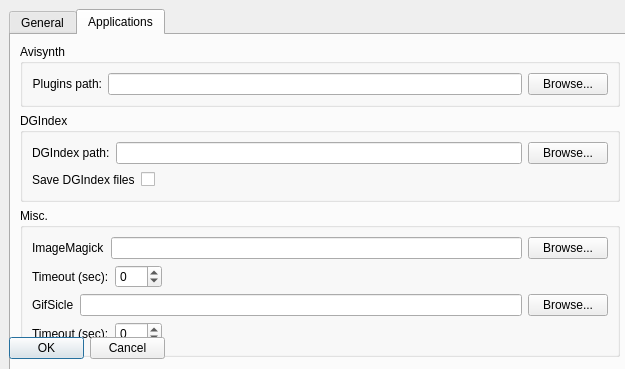
Qt form configdialog.ui (labyrinthofdreams/screenpicker) before a commit.
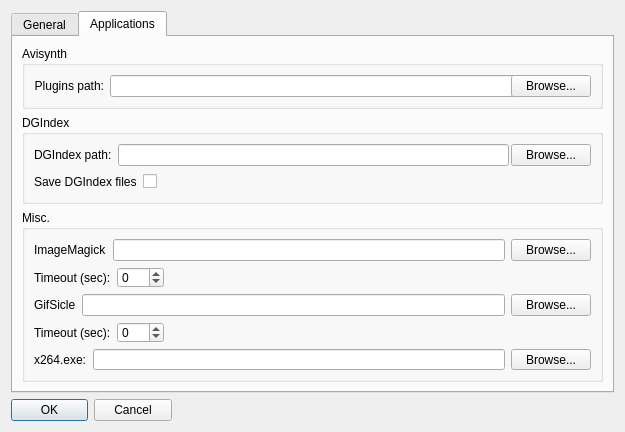
The same form after that commit. The open tabs and pages were chosen to show the change.

The edit to the form file:
```diff
--- a/configdialog.ui
+++ b/configdialog.ui
@@ -7,7 +7,7 @@
     <x>0</x>
     <y>0</y>
     <width>625</width>
-    <height>369</height>
+    <height>432</height>
    </rect>
   </property>
   <property name="sizePolicy">
@@ -19,7 +19,7 @@
   <property name="minimumSize">
    <size>
     <width>625</width>
-    <height>360</height>
+    <height>432</height>
    </size>
   </property>
   <property name="maximumSize">
@@ -31,15 +31,9 @@
   <property name="windowTitle">
    <string>Options</string>
   </property>
+  <layout class="QVBoxLayout" name="verticalLayout_5">
+   <item>
   <widget class="QTabWidget" name="tabWidget">
-   <property name="geometry">
-    <rect>
-     <x>9</x>
-     <y>9</y>
-     <width>622</width>
-     <height>364</height>
-    </rect>
-   </property>
    <property name="tabPosition">
     <enum>QTabWidget::North</enum>
    </property>
@@ -584,7 +578,28 @@
           </item>
          </layout>
         </item>
-       </layout>
+          <item>
+           <layout class="QHBoxLayout" name="horizontalLayout_11">
+            <item>
+             <widget class="QLabel" name="label_10">
+              <property name="text">
+               <string>x264.exe:</string>
+              </property>
+             </widget>
+            </item>
+            <item>
+             <widget class="QLineEdit" name="editX264Path"/>
+            </item>
+            <item>
+             <widget class="QPushButton" name="buttonBrowseX264">
+              <property name="text">
+               <string>Browse...</string>
+              </property>
+             </widget>
+            </item>
+           </layout>
+          </item>
+         </layout>
       </widget>
      </item>
      <item>
@@ -603,15 +618,9 @@
     </layout>
    </widget>
   </widget>
+   </item>
+   <item>
   <widget class="QDialogButtonBox" name="buttonBox">
-   <property name="geometry">
-    <rect>
-     <x>9</x>
-     <y>337</y>
-     <width>156</width>
-     <height>23</height>
-    </rect>
-   </property>
    <property name="maximumSize">
     <size>
      <width>161</width>
@@ -631,6 +640,8 @@
     <set>QDialogButtonBox::Cancel|QDialogButtonBox::Ok</set>
    </property>
   </widget>
+   </item>
+  </layout>
  </widget>
  <resources/>
  <connections>
```
Left out of the diff: 4 changed lines with no effect on the pictures. Lines whose indentation alone changed are shown as unchanged.
